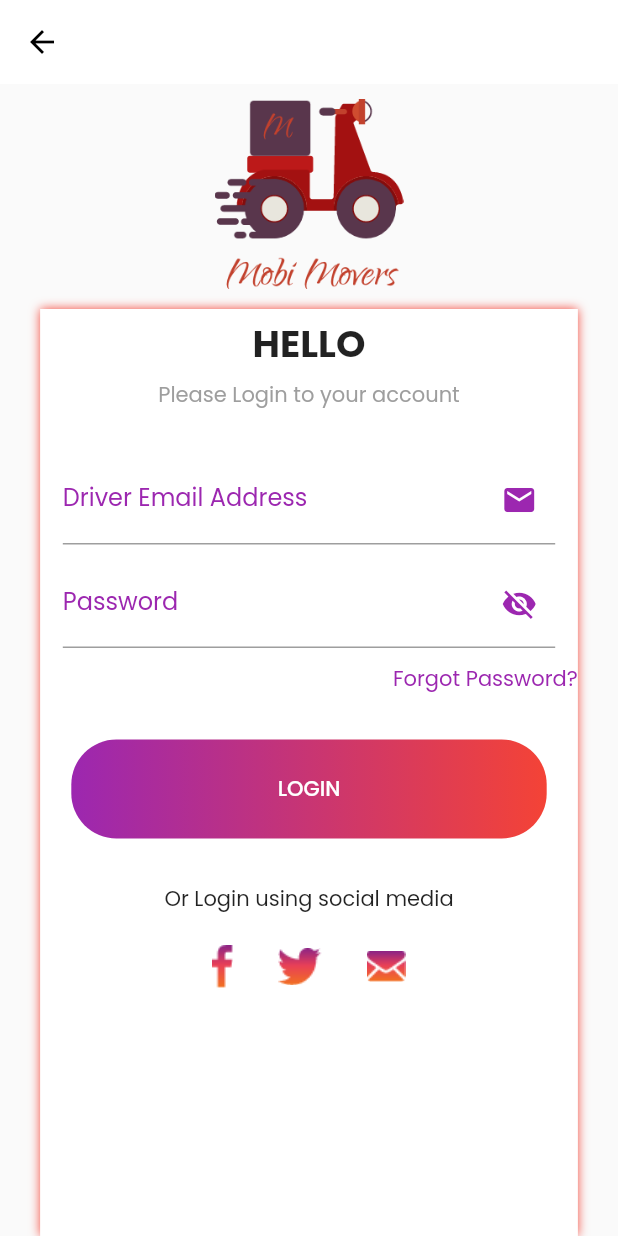
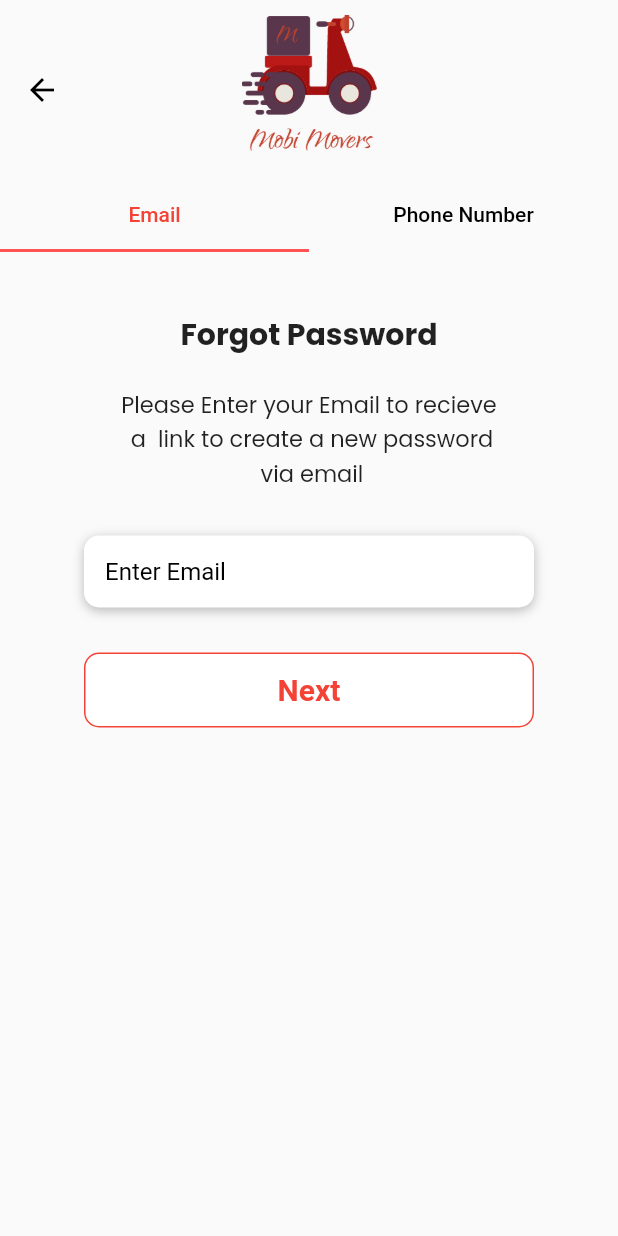
Before and after one commit to moiza261/Currently-Work, a Flutter app: the Login screen opened directly, after a tap on "Forgot Password?", on a phone screen of 412 x 824 dp. Run offline on Flutter 3.47's test engine with Material 2 defaults, Android fonts, the phone set to English and light mode, and no system bars; our stand-ins replace country_code_picker, image_picker.

Commit message:
Authentication UI Complete

```diff
--- /dev/null
+++ b/lib/screens/authentication/forgotpassword/ForgotPassword.dart
@@ -0,0 +1,72 @@
+import 'package:flutter/material.dart';
+import 'package:mobistylez/screens/authentication/forgotpassword/ForgotPasswordEmail.dart';
+import 'package:mobistylez/screens/authentication/forgotpassword/ForgotPasswordNumber.dart';
+
+class MyForgotPassword extends StatefulWidget {
+  const MyForgotPassword({Key? key}) : super(key: key);
+
+  @override
+  _MyForgotPasswordState createState() => _MyForgotPasswordState();
+}
+
+class _MyForgotPasswordState extends State<MyForgotPassword>
+    with TickerProviderStateMixin {
+  late TabController tabController;
+
+  @override
+  void initState() {
+    tabController = TabController(length: 2, vsync: this);
+    super.initState();
+  }
+
+  @override
+  Widget build(BuildContext context) {
+    return Scaffold(
+      appBar: AppBar(
+        backgroundColor: Colors.transparent,
+        elevation: 0,
+        toolbarHeight: 120,
+        centerTitle: true,
+        iconTheme: IconThemeData(color: Colors.black),
+        title: Column(
+          children: [
+            Image(
+              height: 100,
+              image: AssetImage('assets/Group 30.png'),
+            ),
+            // Text(
+            //   'Mobi Movers',
+            //   style: TextStyle(
+            //     fontFamily: 'Qwigley',
+            //     color: Colors.red,
+            //   ),
+            // ),
+          ],
+        ),
+      ),
+      body: Column(
+        children: [
+          TabBar(
+            unselectedLabelColor: Colors.black,
+            controller: tabController,
+            labelColor: Colors.red,
+            indicatorColor: Colors.redAccent,
+            tabs: <Widget>[
+              Tab(
+                text: "Email",
+              ),
+              Tab(
+                text: "Phone Number",
+              )
+            ],
+          ),
+          Expanded(
+            child: TabBarView(
+                controller: tabController,
+                children: [MyForgotPasswordEmail(), MyForgotPasswordNumber()]),
+          ),
+        ],
+      ),
+    );
+  }
+}
--- /dev/null
+++ b/lib/screens/authentication/forgotpassword/ForgotPasswordEmail.dart
@@ -0,0 +1,104 @@
+import 'package:flutter/material.dart';
+
+class MyForgotPasswordEmail extends StatefulWidget {
+  const MyForgotPasswordEmail({Key? key}) : super(key: key);
+
+  @override
+  _MyForgotPasswordEmailState createState() => _MyForgotPasswordEmailState();
+}
+
+class _MyForgotPasswordEmailState extends State<MyForgotPasswordEmail> {
+  final TextEditingController _emailController = TextEditingController();
+
+  @override
+  Widget build(BuildContext context) {
+    return Scaffold(
+      body: SingleChildScrollView(
+        child: Column(
+          children: [
+            Padding(
+              padding: EdgeInsets.only(top: 40),
+              child: Center(
+                child: Column(
+                  children: const [
+                    Text(
+                      'Forgot Password',
+                      style: TextStyle(
+                        fontWeight: FontWeight.bold,
+                        fontSize: 20,
+                        fontFamily: "Poppins",
+                      ),
+                    ),
+                    SizedBox(height: 20),
+                    Text(
+                      'Please Enter your Email to recieve \n a  link to create a new password \n via email',
+                      textAlign: TextAlign.center,
+                      style: TextStyle(
+                        fontSize: 15,
+                        fontFamily: "Poppins",
+                      ),
+                    ),
+                  ],
+                ),
+              ),
+            ),
+            const SizedBox(height: 30),
+            Container(
+              decoration: BoxDecoration(
+                color: Colors.white,
+                borderRadius: BorderRadius.circular(10),
+                boxShadow: const [
+                  BoxShadow(
+                    color: Colors.black26,
+                    blurRadius: 6,
+                    offset: Offset(0, 2),
+                  ),
+                ],
+              ),
+              height: 48,
+              width: 300,
+              child: TextFormField(
+                enableSuggestions: true,
+                controller: _emailController,
+                keyboardType: TextInputType.emailAddress,
+                style: const TextStyle(color: Colors.black),
+                decoration: const InputDecoration(
+                  border: InputBorder.none,
+                  contentPadding: EdgeInsets.only(left: 14),
+                  hintText: 'Enter Email',
+                  hintStyle: TextStyle(
+                    color: Colors.black,
+                  ),
+                ),
+              ),
+            ),
+            SizedBox(height: 30),
+            ElevatedButton(
+              child: Text(
+                'Next',
+                style: TextStyle(
+                  color: Colors.red,
+                  fontWeight: FontWeight.bold,
+                  fontSize: 20,
+                ),
+              ),
+              style: ElevatedButton.styleFrom(
+                shape: RoundedRectangleBorder(
+                  borderRadius: BorderRadius.circular(10),
+                ),
+                fixedSize: Size(300, 50),
+                primary: Colors.white,
+                elevation: 0,
+                side: BorderSide(
+                  width: 1,
+                  color: Colors.red,
+                ),
+              ),
+              onPressed: () {},
+            ),
+          ],
+        ),
+      ),
+    );
+  }
+}
--- a/lib/screens/authentication/login.dart
+++ b/lib/screens/authentication/login.dart
@@ -1,5 +1,7 @@
 import 'package:flutter/material.dart';
+import 'package:mobistylez/helper/constant.dart';
 import 'package:mobistylez/helper/myTextField.dart';
+import 'package:mobistylez/screens/authentication/forgotpassword/ForgotPassword.dart';
 
 class Login extends StatefulWidget {
   const Login({Key? key}) : super(key: key);
@@ -46,10 +48,10 @@ class _LoginState extends State<Login> {
                 height: MediaQuery.of(context).size.height,
                 decoration:
                     const BoxDecoration(color: Colors.white, boxShadow: [
-                  BoxShadow(
-                      color: Colors.red,
-                      blurRadius: 5.0,
-                      blurStyle: BlurStyle.outer),
+                  // BoxShadow(
+                  //     color: Colors.red,
+                  //     blurRadius: 5.0,
+                  //     blurStyle: BlurStyle.outer),
                 ]),
                 child: SingleChildScrollView(
                   child: Column(
@@ -95,7 +97,7 @@ class _LoginState extends State<Login> {
                               ),
                             ),
                           ),
-                          SizedBox(
+                          const SizedBox(
                             height: 10,
                           ),
                           Padding(
@@ -104,7 +106,7 @@ class _LoginState extends State<Login> {
                               obscureText: ishidepassword,
                               decoration: InputDecoration(
                                 labelText: "Password",
-                                labelStyle: TextStyle(
+                                labelStyle: const TextStyle(
                                     color: Colors.purple,
                                     fontSize: 16,
                                     fontFamily: "Poppins"),
@@ -133,7 +135,9 @@ class _LoginState extends State<Login> {
                       Align(
                         alignment: Alignment.centerRight,
                         child: InkWell(
-                          onTap: () {},
+                          onTap: () {
+                            openScreen(context, MyForgotPassword());
+                          },
                           child: const Text(
                             'Forgot Password?',
                             style: TextStyle(
--- a/pubspec.yaml
+++ b/pubspec.yaml
@@ -36,6 +36,7 @@ dependencies:
   cupertino_icons: ^1.0.2
   hexcolor: ^2.0.6
   image_picker: ^0.8.4+4
+  country_code_picker: ^2.0.2
 
 dev_dependencies:
   flutter_test:
```
Also changed, not shown: lib/screens/authentication/forgotpassword/ForgotPasswordNumber.dart (added, +123 -0 lines), lib/screens/authentication/forgotpassword/NewPassword.dart (added, +245 -0 lines), pubspec.lock.
